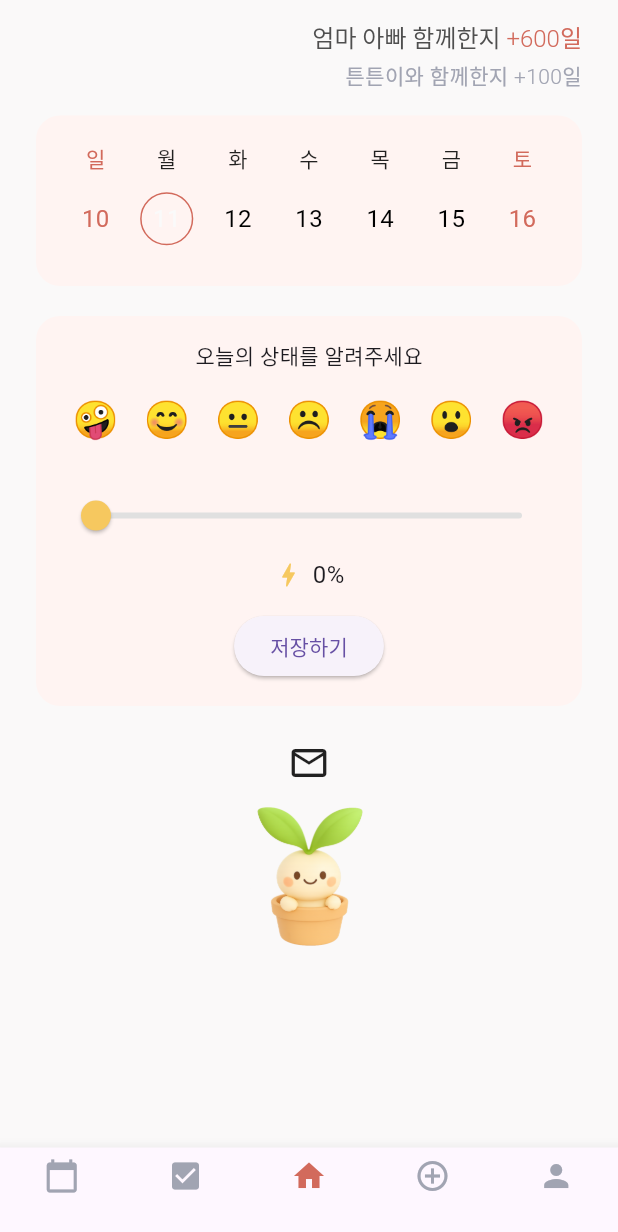
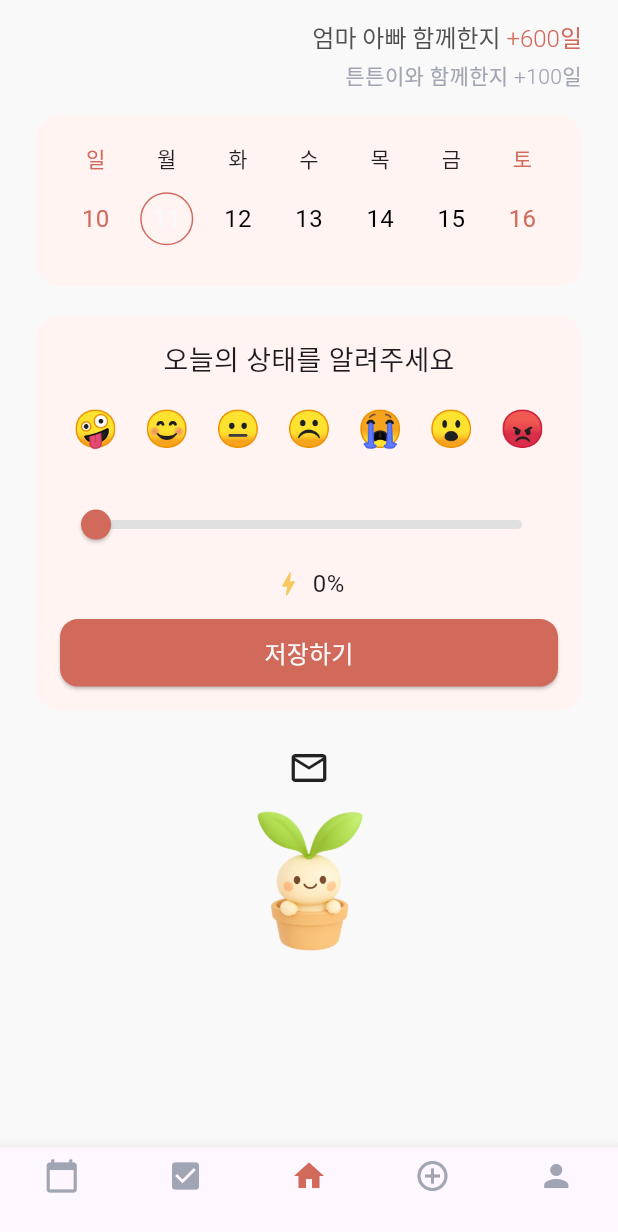
Before and after one commit to leesubeeeeen/growtogether, a Flutter app: the HomePage screen opened by its route, on a phone screen of 412 x 824 dp. Shown: the top 1232 px of the screen. Run offline on Flutter 3.47's test engine with Material 3 defaults, Android fonts, the phone set to English and light mode, and no system bars; drawn by our look-alikes of table_calendar; our stand-ins replace firebase_core, flutter_dotenv; accounts and stored records are empty; Roboto replaces fonts that are missing (BMJUA).

Commit message:
fix: 전체적인 UI 통일 + 라우팅 수정 + 화면 비율 소프트코딩

```diff
--- a/lib/widgets/mood_box.dart
+++ b/lib/widgets/mood_box.dart
@@ -1,8 +1,8 @@
 import 'package:flutter/material.dart';
 import '../theme/palette.dart';
+import '../theme/fonts.dart';
 import '../providers/emotion_provider.dart';
 import 'package:provider/provider.dart';
-
 
 class MoodBox extends StatefulWidget {
   const MoodBox({super.key});
@@ -30,7 +30,11 @@ class _MoodBoxState extends State<MoodBox> {
         children: [
           const Text(
             '오늘의 상태를 알려주세요',
-            style: TextStyle(fontWeight: FontWeight.w300),
+            style: TextStyle(
+              fontWeight: FontWeight.w300,
+              fontFamily: AppFonts.primaryFont,
+              fontSize: 18,
+            ),
           ),
           const SizedBox(height: 12),
           Row(
@@ -49,8 +53,7 @@ class _MoodBoxState extends State<MoodBox> {
                       height: 40,
                       decoration: BoxDecoration(
                         shape: BoxShape.circle,
-                        color:
-                        isSelected ? Palette.mainRed : Colors.transparent,
+                        color: isSelected ? Palette.mainRed : Colors.transparent,
                       ),
                       alignment: Alignment.center,
                       child: Text(
@@ -67,13 +70,20 @@ class _MoodBoxState extends State<MoodBox> {
             }).toList(),
           ),
           const SizedBox(height: 20),
-          Slider(
+          SliderTheme(
+            data: SliderTheme.of(context).copyWith(
+              trackHeight: 6, // 슬라이더 두께
+              activeTrackColor: Palette.mainRed,
+              inactiveTrackColor: Palette.greyBorder,
+              thumbColor: Palette.mainRed,
+              overlayColor: Palette.mainRed.withOpacity(0.2),
+            ),
+            child: Slider(
               value: fatigueValue,
               onChanged: (value) {
                 provider.setFatigue(value);
               },
-            activeColor: Palette.calmYellow,
-            inactiveColor: Palette.greyBorder,
+            ),
           ),
           const SizedBox(height: 4),
           Row(
@@ -81,19 +91,42 @@ class _MoodBoxState extends State<MoodBox> {
             children: [
               const Icon(Icons.bolt, color: Palette.calmYellow, size: 20),
               const SizedBox(width: 6),
-              Text('${(fatigueValue * 100).toInt()}%',
-                  style: const TextStyle(fontSize: 16)),
+              Text(
+                '${(fatigueValue * 100).toInt()}%',
+                style: const TextStyle(
+                  fontSize: 16,
+                  fontFamily: AppFonts.primaryFont,
+                ),
+              ),
             ],
           ),
           const SizedBox(height: 12),
-          ElevatedButton(
+          SizedBox(
+            width: double.infinity,
+            height: 45,
+            child: ElevatedButton(
               onPressed: () {
                 provider.saveTodayEmotion();
                 ScaffoldMessenger.of(context).showSnackBar(
                   const SnackBar(content: Text("오늘 감정이 저장되었습니다")),
                 );
               },
-            child: const Text('저장하기'),
+              style: ElevatedButton.styleFrom(
+                backgroundColor: Palette.mainRed,
+                shape: RoundedRectangleBorder(
+                  borderRadius: BorderRadius.circular(12),
+                ),
+              ),
+              child: const Text(
+                '저장하기',
+                style: TextStyle(
+                  fontWeight: FontWeight.w300,
+                  fontFamily: AppFonts.primaryFont,
+                  color: Palette.background,
+                  fontSize: 16,
+                ),
+              ),
+            ),
           ),
         ],
       ),
```
Lines whose indentation alone changed are shown as unchanged.
